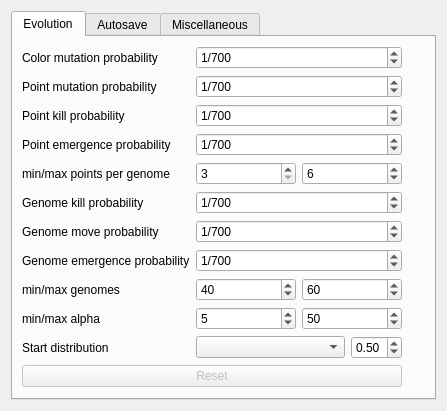
Before: the Qt Designer form optionsform.ui in superkartoffel/evo-cubist, drawn with Qt 5.
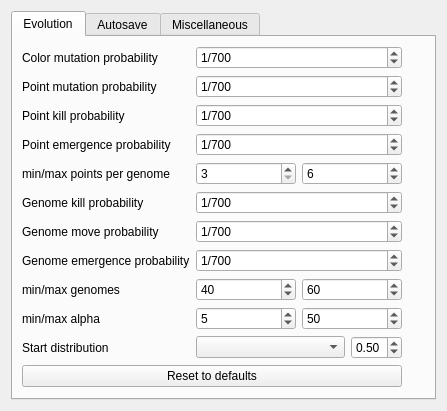
After: the same form once the commit is applied. Icons and pictures are not drawn.

Commit message: Dem Reset-to-defaults-Knopf in Options/Evolution Leben eingehaucht.

```diff
--- a/optionsform.ui
+++ b/optionsform.ui
@@ -423,13 +423,13 @@
          <item>
           <widget class="QPushButton" name="resetPushButton">
            <property name="enabled">
-            <bool>false</bool>
+            <bool>true</bool>
            </property>
            <property name="toolTip">
             <string>Reset to defaults</string>
            </property>
            <property name="text">
-            <string>Reset</string>
+            <string>Reset to defaults</string>
            </property>
           </widget>
          </item>
```
Left out of the diff: 2 changed lines with no effect on the pictures. The commit also changes 6 other files.
